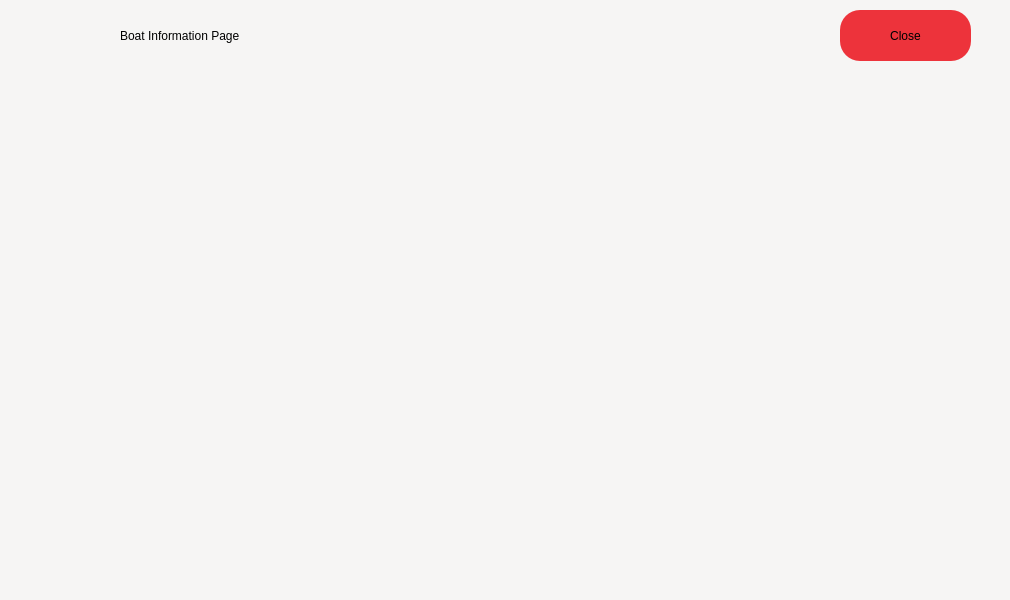
Above: apps/hpowerV2readvalues/pages/boatinfowindow.ui from GiovanniRaseraF/santoka_qt before the change. Below: the same form after it.
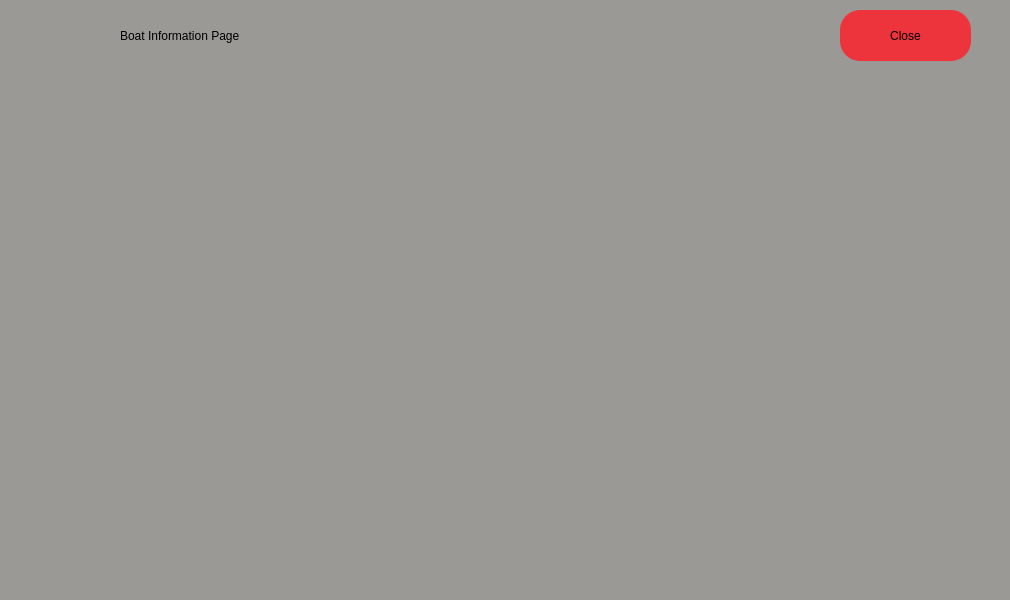
That is the form after the change. Icons and pictures are not drawn.

Patch:
```diff
--- a/apps/hpowerV2readvalues/pages/boatinfowindow.ui
+++ b/apps/hpowerV2readvalues/pages/boatinfowindow.ui
@@ -14,7 +14,7 @@
    <string>MainWindow</string>
   </property>
   <property name="styleSheet">
-   <string notr="true">background-color: rgb(246, 245, 244);</string>
+   <string notr="true">background-color:rgb(154, 153, 150);</string>
   </property>
   <widget class="QWidget" name="centralwidget">
    <widget class="QLabel" name="l_pagename">
```
